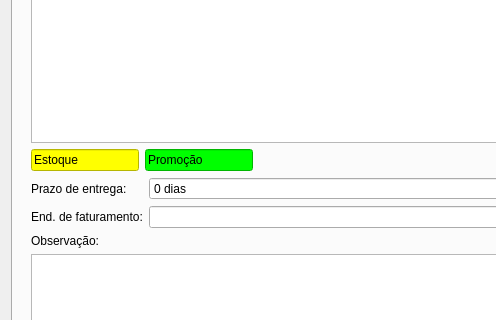
Qt form ui/venda.ui (darktorres/ERP-STACCATO) before a commit; both pictures show x 0 to 496 and y 201 to 521 of the 1374 by 690 pixel window.
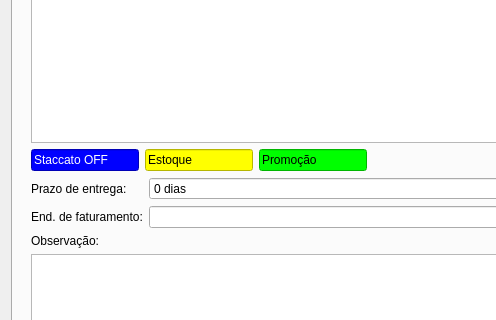
The same form after that commit. Custom widgets are drawn as their Qt base class.

The edit to the form file:
```diff
--- a/ui/venda.ui
+++ b/ui/venda.ui
@@ -247,6 +247,26 @@
                 </sizepolicy>
                </property>
                <property name="styleSheet">
+                <string notr="true">background-color: rgb(0, 0, 255);
+color: rgb(255, 255, 255);</string>
+               </property>
+               <property name="text">
+                <string>Staccato OFF</string>
+               </property>
+               <property name="readOnly">
+                <bool>true</bool>
+               </property>
+              </widget>
+             </item>
+             <item>
+              <widget class="QLineEdit" name="lineEditEstoque_3">
+               <property name="sizePolicy">
+                <sizepolicy hsizetype="Fixed" vsizetype="Fixed">
+                 <horstretch>0</horstretch>
+                 <verstretch>0</verstretch>
+                </sizepolicy>
+               </property>
+               <property name="styleSheet">
                 <string notr="true">background-color: rgb(255, 255, 0);
 color: rgb(0, 0, 0);</string>
                </property>
```
Left out of the diff: 180 changed lines with no effect on the pictures.
